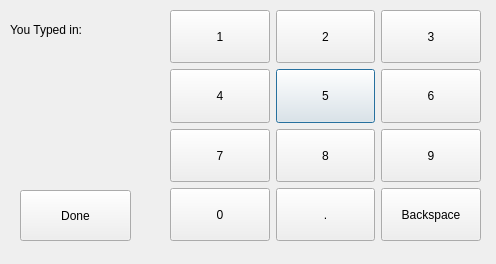
FinalMission/raspberry-pi-qt, file final/virtualkeyboard.ui: the form before one commit.
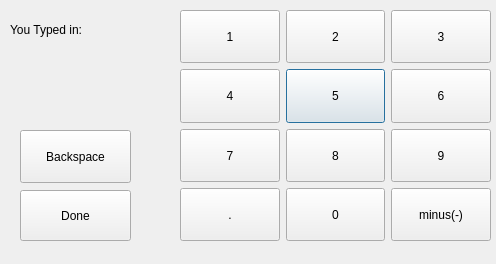
The form after the commit.

```diff
--- a/final/virtualkeyboard.ui
+++ b/final/virtualkeyboard.ui
@@ -16,7 +16,7 @@
   <widget class="QWidget" name="gridLayoutWidget">
    <property name="geometry">
     <rect>
-     <x>170</x>
+     <x>180</x>
      <y>10</y>
      <width>311</width>
      <height>231</height>
@@ -62,19 +62,6 @@
       </property>
      </widget>
     </item>
-    <item row="3" column="0">
-     <widget class="QPushButton" name="Zero">
-      <property name="sizePolicy">
-       <sizepolicy hsizetype="Minimum" vsizetype="Ignored">
-        <horstretch>0</horstretch>
-        <verstretch>0</verstretch>
-       </sizepolicy>
-      </property>
-      <property name="text">
-       <string>0</string>
-      </property>
-     </widget>
-    </item>
     <item row="2" column="0">
      <widget class="QPushButton" name="Seven">
       <property name="sizePolicy">
@@ -153,7 +140,45 @@
       </property>
      </widget>
     </item>
+    <item row="3" column="2">
+     <widget class="QPushButton" name="Minus">
+      <property name="sizePolicy">
+       <sizepolicy hsizetype="Fixed" vsizetype="Fixed">
+        <horstretch>0</horstretch>
+        <verstretch>0</verstretch>
+       </sizepolicy>
+      </property>
+      <property name="maximumSize">
+       <size>
+        <width>100</width>
+        <height>61</height>
+       </size>
+      </property>
+      <property name="text">
+       <string>minus(-)</string>
+      </property>
+     </widget>
+    </item>
     <item row="3" column="1">
+     <widget class="QPushButton" name="Zero">
+      <property name="sizePolicy">
+       <sizepolicy hsizetype="Minimum" vsizetype="Ignored">
+        <horstretch>0</horstretch>
+        <verstretch>0</verstretch>
+       </sizepolicy>
+      </property>
+      <property name="maximumSize">
+       <size>
+        <width>100</width>
+        <height>16777215</height>
+       </size>
+      </property>
+      <property name="text">
+       <string>0</string>
+      </property>
+     </widget>
+    </item>
+    <item row="3" column="0">
      <widget class="QPushButton" name="Dot">
       <property name="sizePolicy">
        <sizepolicy hsizetype="Minimum" vsizetype="Ignored">
@@ -161,24 +186,17 @@
         <verstretch>0</verstretch>
        </sizepolicy>
       </property>
+      <property name="maximumSize">
+       <size>
+        <width>100</width>
+        <height>16777215</height>
+       </size>
+      </property>
       <property name="text">
        <string>.</string>
       </property>
      </widget>
     </item>
-    <item row="3" column="2">
-     <widget class="QPushButton" name="Backspace">
-      <property name="sizePolicy">
-       <sizepolicy hsizetype="Ignored" vsizetype="Ignored">
-        <horstretch>0</horstretch>
-        <verstretch>0</verstretch>
-       </sizepolicy>
-      </property>
-      <property name="text">
-       <string>Backspace</string>
-      </property>
-     </widget>
-    </item>
    </layout>
   </widget>
   <widget class="QLabel" name="label">
@@ -220,6 +238,25 @@
     <string>Done</string>
    </property>
   </widget>
+  <widget class="QPushButton" name="Backspace">
+   <property name="geometry">
+    <rect>
+     <x>20</x>
+     <y>130</y>
+     <width>111</width>
+     <height>53</height>
+    </rect>
+   </property>
+   <property name="sizePolicy">
+    <sizepolicy hsizetype="Ignored" vsizetype="Ignored">
+     <horstretch>0</horstretch>
+     <verstretch>0</verstretch>
+    </sizepolicy>
+   </property>
+   <property name="text">
+    <string>Backspace</string>
+   </property>
+  </widget>
  </widget>
  <resources/>
  <connections/>
```
